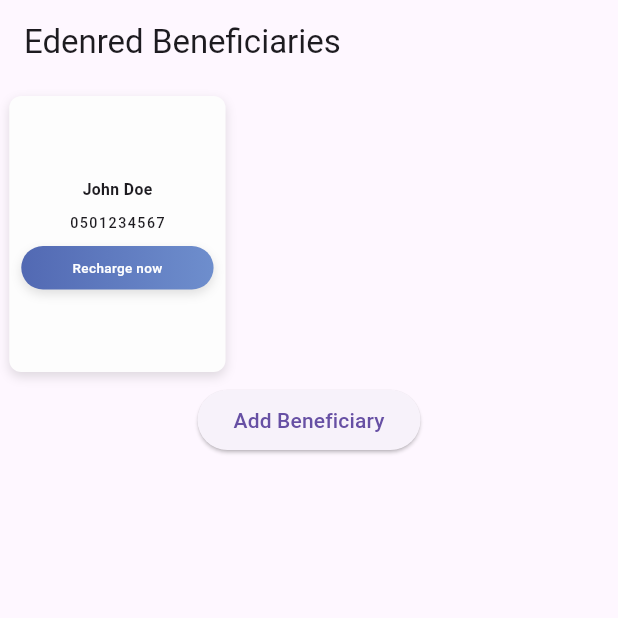
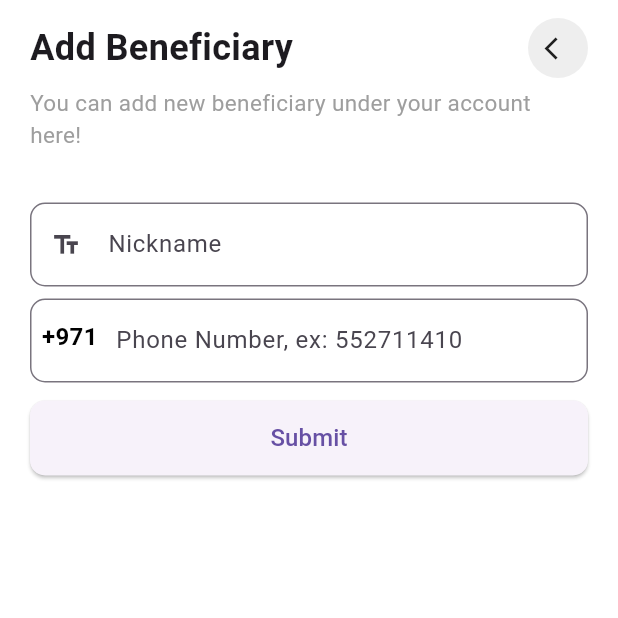
Before and after one commit to Piyushhhhh/Mobile_recharge, a Flutter app: the screen it shows after launch, after a tap on "Add Beneficiary", on a phone screen of 412 x 824 dp, the top half of it. Run offline on Flutter 3.47's test engine with Material 3 defaults, Android fonts, the phone set to English and light mode, and no system bars; our stand-ins replace shared_preferences.

Commit message:
added constant values and top up page

```diff
--- a/lib/main.dart
+++ b/lib/main.dart
@@ -1,9 +1,11 @@
 import 'package:flutter/material.dart';
-import 'package:mobile_recharge/controller/beneficiary_provider.dart';
+import 'package:mobile_recharge/values/strings.dart';
 import 'package:mobile_recharge/view/home/home_screen.dart';
 import 'package:provider/provider.dart';
+import 'package:mobile_recharge/controller/beneficiary_provider.dart';
 
 void main() {
+  WidgetsFlutterBinding.ensureInitialized();
   runApp(const MyApp());
 }
 
@@ -17,6 +19,9 @@ class MyApp extends StatelessWidget {
         ChangeNotifierProvider(create: (_) => BeneficiaryProvider()),
       ],
       child: const MaterialApp(
+        title: Strings.appName,
+        themeMode: ThemeMode.system, // Respect system theme
+        debugShowCheckedModeBanner: false,
         home: HomeScreen(),
       ),
     );
--- /dev/null
+++ b/lib/values/strings.dart
@@ -0,0 +1,22 @@
+class Strings {
+  // Home screen
+  static const String appName = 'Mobile Recharge App';
+  static const String titleBeneficiaries = 'Edenred Beneficiaries';
+  static const String buttonTextAddBeneficiary = 'Add Beneficiary';
+  static const String rechargeNow = 'Recharge now';
+
+  // Beneficiary Top Up page
+  static const String hintTextAmount = "Amount: 250...";
+  static const String topUp = "Top Up";
+  static const String topUpBeneficiary = "Top Up (%s)";
+  static const String topUpMessage =
+      "You can top up your beneficiary's account here!";
+
+  // Add Beneficiary page
+  static const String addBeneficiary = "Add Beneficiary";
+  static const String addBeneficiaryMessage =
+      "You can add new beneficiary under your account here!";
+  static const String nickname = "Nickname";
+  static const String phoneNumberHint = "Phone Number, ex: 552711410";
+  static const String submit = "Submit";
+}
--- /dev/null
+++ b/lib/view/add_beneficiary/add_beneficiary_screen.dart
@@ -0,0 +1,106 @@
+import 'package:flutter/material.dart';
+import 'package:mobile_recharge/view/add_beneficiary/widgets/beneficiary_form.dart';
+import 'package:mobile_recharge/view/add_beneficiary/widgets/header.dart';
+
+class AddBeneficiaryPage extends StatefulWidget {
+  const AddBeneficiaryPage({super.key});
+
+  @override
+  State<AddBeneficiaryPage> createState() => _AddBeneficiaryPageState();
+}
+
+class _AddBeneficiaryPageState extends State<AddBeneficiaryPage> {
+  final TextEditingController _nicknameController = TextEditingController();
+  final TextEditingController _phoneNumberController = TextEditingController();
+
+  @override
+  void dispose() {
+    _nicknameController.dispose();
+    _phoneNumberController.dispose();
+    super.dispose();
+  }
+
+  @override
+  Widget build(BuildContext context) {
+    return Scaffold(
+      backgroundColor: Colors.white,
+      appBar: PreferredSize(
+        preferredSize: const Size.fromHeight(0.0),
+        child: AppBar(
+          backgroundColor: const Color(0xFFF8F7F7),
+          elevation: 0.0,
+        ),
+      ),
+      body: OrientationBuilder(
+        builder: (BuildContext context, Orientation orientation) {
+          return orientation == Orientation.portrait
+              ? _buildPortraitLayout()
+              : _buildLandscapeLayout();
+        },
+      ),
+    );
+  }
+
+  Widget _buildPortraitLayout() {
+    return SafeArea(
+      child: Padding(
+        padding: const EdgeInsets.symmetric(horizontal: 20.0),
+        child: SingleChildScrollView(
+          physics: const BouncingScrollPhysics(),
+          child: Column(
+            children: [
+              const Header(),
+              const SizedBox(height: 35),
+              BeneficiaryForm(
+                nicknameController: _nicknameController,
+                phoneNumberController: _phoneNumberController,
+              ),
+            ],
+          ),
+        ),
+      ),
+    );
+  }
+
+  Widget _buildLandscapeLayout() {
+    return SafeArea(
+      child: Padding(
+        padding: const EdgeInsets.symmetric(horizontal: 10.0),
+        child: Row(
+          mainAxisAlignment: MainAxisAlignment.spaceBetween,
+          crossAxisAlignment: CrossAxisAlignment.center,
+          children: [
+            Expanded(
+              child: Padding(
+                padding: const EdgeInsets.all(8.0),
+                child: Column(
+                  children: [
+                    const Header(),
+                    BeneficiaryForm(
+                      nicknameController: _nicknameController,
+                      phoneNumberController: _phoneNumberController,
+                    ),
+                  ],
+                ),
+              ),
+            ),
+            Expanded(
+              child: SingleChildScrollView(
+                child: Column(
+                  children: [
+                    const SizedBox(height: 12.0),
+                    BeneficiaryForm(
+                      nicknameController: _nicknameController,
+                      phoneNumberController: _phoneNumberController,
+                    ),
+                    const SizedBox(height: 8.0),
+                  ],
+                ),
+              ),
+            ),
+          ],
+        ),
+      ),
+    );
+  }
+}
--- /dev/null
+++ b/lib/view/add_beneficiary/widgets/beneficiary_form.dart
@@ -0,0 +1,96 @@
+import 'package:flutter/material.dart';
+import 'package:provider/provider.dart';
+import 'package:mobile_recharge/controller/beneficiary_provider.dart';
+import 'package:mobile_recharge/models/beneficiary.dart';
+import 'package:mobile_recharge/values/strings.dart';
+
+class BeneficiaryForm extends StatelessWidget {
+  final TextEditingController nicknameController;
+  final TextEditingController phoneNumberController;
+
+  const BeneficiaryForm({
+    required this.nicknameController,
+    required this.phoneNumberController,
+    super.key,
+  });
+
+  @override
+  Widget build(BuildContext context) {
+    return Column(
+      children: [
+        _buildTextField(
+          controller: nicknameController,
+          hintText: Strings.nickname,
+          prefixIcon: const Icon(Icons.text_fields, size: 20.0),
+        ),
+        const SizedBox(height: 8.0),
+        _buildTextField(
+          controller: phoneNumberController,
+          hintText: Strings.phoneNumberHint,
+          prefixIcon: const Padding(
+            padding: EdgeInsets.only(top: 10, right: 8, left: 8),
+            child: Text(
+              "+971",
+              textAlign: TextAlign.center,
+              style: TextStyle(
+                  color: Colors.black,
+                  fontSize: 16,
+                  fontWeight: FontWeight.w700),
+            ),
+          ),
+          keyboardType: TextInputType.number,
+        ),
+        const SizedBox(height: 12.0),
+        _buildSubmitButton(context),
+      ],
+    );
+  }
+
+  Widget _buildTextField({
+    required TextEditingController controller,
+    required String hintText,
+    required Widget prefixIcon,
+    TextInputType keyboardType = TextInputType.text,
+  }) {
+    return TextField(
+      controller: controller,
+      decoration: InputDecoration(
+        hintText: hintText,
+        prefixIcon: prefixIcon,
+        border: OutlineInputBorder(
+          borderRadius: BorderRadius.circular(10),
+        ),
+      ),
+      keyboardType: keyboardType,
+    );
+  }
+
+  Widget _buildSubmitButton(BuildContext context) {
+    return ElevatedButton(
+      onPressed: () => _submitBeneficiary(context),
+      style: ElevatedButton.styleFrom(
+        minimumSize: const Size(double.infinity, 50),
+        shape: RoundedRectangleBorder(
+          borderRadius: BorderRadius.circular(10),
+        ),
+      ),
+      child: const Text(
+        Strings.submit,
+        style: TextStyle(fontSize: 16),
+      ),
+    );
+  }
+
+  void _submitBeneficiary(BuildContext context) {
+    final provider = Provider.of<BeneficiaryProvider>(context, listen: false);
+    provider.addBeneficiary(
+      Beneficiary(
+        nickname: nicknameController.text,
+        phoneNumber: phoneNumberController.text,
+        isVerified: false,
+        monthlyTopUp: 0.0,
+      ),
+    );
+    Navigator.pop(context);
+  }
+}
--- /dev/null
+++ b/lib/view/add_beneficiary/widgets/header.dart
@@ -0,0 +1,49 @@
+import 'package:flutter/material.dart';
+import 'package:mobile_recharge/values/strings.dart';
+
+class Header extends StatelessWidget {
+  const Header({super.key});
+
+  @override
+  Widget build(BuildContext context) {
+    return Column(
+      crossAxisAlignment: CrossAxisAlignment.start,
+      children: [
+        const SizedBox(height: 12.0),
+        Row(
+          mainAxisAlignment: MainAxisAlignment.spaceBetween,
+          children: [
+            const Text(
+              Strings.addBeneficiary,
+              style: TextStyle(
+                fontSize: 24,
+                fontWeight: FontWeight.bold,
+              ),
+            ),
+            _buildBackButton(context),
+          ],
+        ),
+        const SizedBox(height: 6.0),
+        const Text(
+          Strings.addBeneficiaryMessage,
+          style: TextStyle(fontSize: 15.0, color: Colors.grey),
+        )
+      ],
+    );
+  }
+
+  Widget _buildBackButton(BuildContext context) {
+    return InkWell(
+      onTap: () => Navigator.pop(context),
+      child: Container(
+        height: 40,
+        width: 40,
+        decoration: BoxDecoration(
+          shape: BoxShape.circle,
+          color: Colors.grey[200],
+        ),
+        child: const Icon(Icons.arrow_back_ios, size: 18.0),
+      ),
+    );
+  }
+}
--- a/lib/view/home/home_screen.dart
+++ b/lib/view/home/home_screen.dart
@@ -1,6 +1,7 @@
 import 'package:flutter/material.dart';
 import 'package:mobile_recharge/controller/beneficiary_provider.dart';
-import 'package:mobile_recharge/models/beneficiary.dart';
+import 'package:mobile_recharge/values/strings.dart';
+import 'package:mobile_recharge/view/add_beneficiary/add_beneficiary_screen.dart';
 import 'package:mobile_recharge/view/home/widgets/beneficery_card.dart';
 import 'package:provider/provider.dart';
 
@@ -11,14 +12,14 @@ class HomeScreen extends StatelessWidget {
   Widget build(BuildContext context) {
     return Scaffold(
       appBar: AppBar(
-        title: const Text('Edenred Beneficiaries'),
+        title: const Text(Strings.titleBeneficiaries),
       ),
       body: Consumer<BeneficiaryProvider>(
         builder: (context, provider, child) {
           return Column(
             children: [
               SizedBox(
-                height: 200,
+                height: 180,
                 child: ListView.builder(
                   scrollDirection: Axis.horizontal,
                   itemCount: provider.beneficiaries.length,
@@ -29,15 +30,14 @@ class HomeScreen extends StatelessWidget {
                 ),
               ),
               ElevatedButton(
-                onPressed: () {
-                  provider.addBeneficiary(Beneficiary(
-                    nickname: 'John Doe',
-                    phoneNumber: '0501234567',
-                    isVerified: false,
-                    monthlyTopUp: 0.0,
-                  ));
+                onPressed: () async {
+                  await Navigator.push(
+                    context,
+                    MaterialPageRoute(
+                        builder: (context) => const AddBeneficiaryPage()),
+                  );
                 },
-                child: const Text('Add Beneficiary'),
+                child: const Text(Strings.buttonTextAddBeneficiary),
               ),
             ],
           );
@@ -46,36 +46,3 @@ class HomeScreen extends StatelessWidget {
     );
   }
 }
-
-class TopUpScreen extends StatelessWidget {
-  final Beneficiary beneficiary;
-
-  const TopUpScreen({super.key, required this.beneficiary});
-
-  @override
-  Widget build(BuildContext context) {
-    return Scaffold(
-      appBar: AppBar(
-        title: Text('Top Up ${beneficiary.nickname}'),
-      ),
-      body: Consumer<BeneficiaryProvider>(
-        builder: (context, provider, child) {
-          return Column(
-            children: [
-              Text('Balance: AED ${provider.balance}'),
-              TextField(
-                decoration: const InputDecoration(labelText: 'Top Up Amount'),
-                keyboardType: TextInputType.number,
-                onSubmitted: (value) {
-                  final amount = double.tryParse(value) ?? 0.0;
-                  provider.topUpBeneficiary(beneficiary.phoneNumber, amount);
-                  Navigator.pop(context);
-                },
-              ),
-            ],
-          );
-        },
-      ),
-    );
-  }
-}
--- a/lib/view/home/widgets/beneficery_card.dart
+++ b/lib/view/home/widgets/beneficery_card.dart
@@ -26,19 +26,18 @@ Widget beneficeryCard(BuildContext context, Beneficiary beneficiary) {
                 maxLines: 1,
                 overflow: TextOverflow.ellipsis,
                 style: const TextStyle(
-                    fontSize: 10.5,
-                    // color: MAIN1,
-                    fontWeight: FontWeight.bold),
+                    fontSize: 10.5, fontWeight: FontWeight.bold),
               ),
               const SizedBox(
                 height: 8,
               ),
-              Text(beneficiary.phoneNumber,
-                  style: const TextStyle(
-                      fontSize: 9.5,
-                      // color: TEXT_FIELD_HINT_COLOR,
-                      letterSpacing: 1,
-                      fontWeight: FontWeight.w500)),
+              Text(
+                beneficiary.phoneNumber,
+                style: const TextStyle(
+                    fontSize: 9.5,
+                    letterSpacing: 1,
+                    fontWeight: FontWeight.w500),
+              ),
               const SizedBox(
                 height: 8,
               ),
--- a/lib/view/home/widgets/beneficery_top_up_button.dart
+++ b/lib/view/home/widgets/beneficery_top_up_button.dart
@@ -1,6 +1,7 @@
 import 'package:flutter/material.dart';
 import 'package:mobile_recharge/models/beneficiary.dart';
-import 'package:mobile_recharge/view/home/home_screen.dart';
+import 'package:mobile_recharge/values/strings.dart';
+import 'package:mobile_recharge/view/top_up.dart/top_up_screen.dart';
 
 Widget beneficiaryTopUpBtn(BuildContext context, Beneficiary beneficiary) {
   return GestureDetector(
@@ -8,7 +9,7 @@ Widget beneficiaryTopUpBtn(BuildContext context, Beneficiary beneficiary) {
       Navigator.push(
         context,
         MaterialPageRoute(
-          builder: (context) => TopUpScreen(beneficiary: beneficiary),
+          builder: (context) => BeneficiaryTopUpPage(beneficiary.nickname),
         ),
       );
     },
@@ -25,7 +26,7 @@ Widget beneficiaryTopUpBtn(BuildContext context, Beneficiary beneficiary) {
         child: Padding(
           padding: EdgeInsets.symmetric(horizontal: 6.0, vertical: 8.0),
           child: Text(
-            "Recharge now",
+            Strings.rechargeNow,
             style: TextStyle(
                 color: Colors.white, fontSize: 9, fontWeight: FontWeight.w500),
           ),
```
Also changed, not shown: lib/view/top_up.dart/top_up_screen.dart (added, +139 -0 lines), lib/view/top_up.dart/widgets/top_up_widgets.dart (added, +145 -0 lines).
